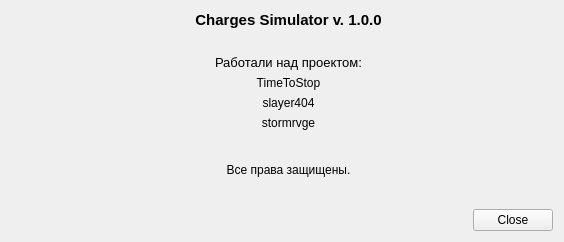
Old version of the form about.ui in the repository TimeToStop/ElectroStaticFieldSimulator.
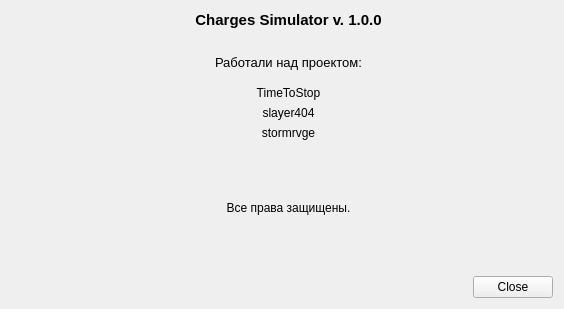
New version of the form. Icons and pictures are not drawn.

```diff
--- a/about.ui
+++ b/about.ui
@@ -7,7 +7,7 @@
     <x>0</x>
     <y>0</y>
     <width>564</width>
-    <height>242</height>
+    <height>309</height>
    </rect>
   </property>
   <property name="sizePolicy">
@@ -86,6 +86,22 @@
                </property>
               </widget>
              </item>
+             <item>
+              <spacer name="verticalSpacer">
+               <property name="orientation">
+                <enum>Qt::Vertical</enum>
+               </property>
+               <property name="sizeType">
+                <enum>QSizePolicy::Preferred</enum>
+               </property>
+               <property name="sizeHint" stdset="0">
+                <size>
+                 <width>10</width>
+                 <height>10</height>
+                </size>
+               </property>
+              </spacer>
+             </item>
              <item>
               <layout class="QHBoxLayout" name="horizontalLayout_4">
                <item>
```
Left out of the diff: 18 changed lines with no effect on the pictures.
